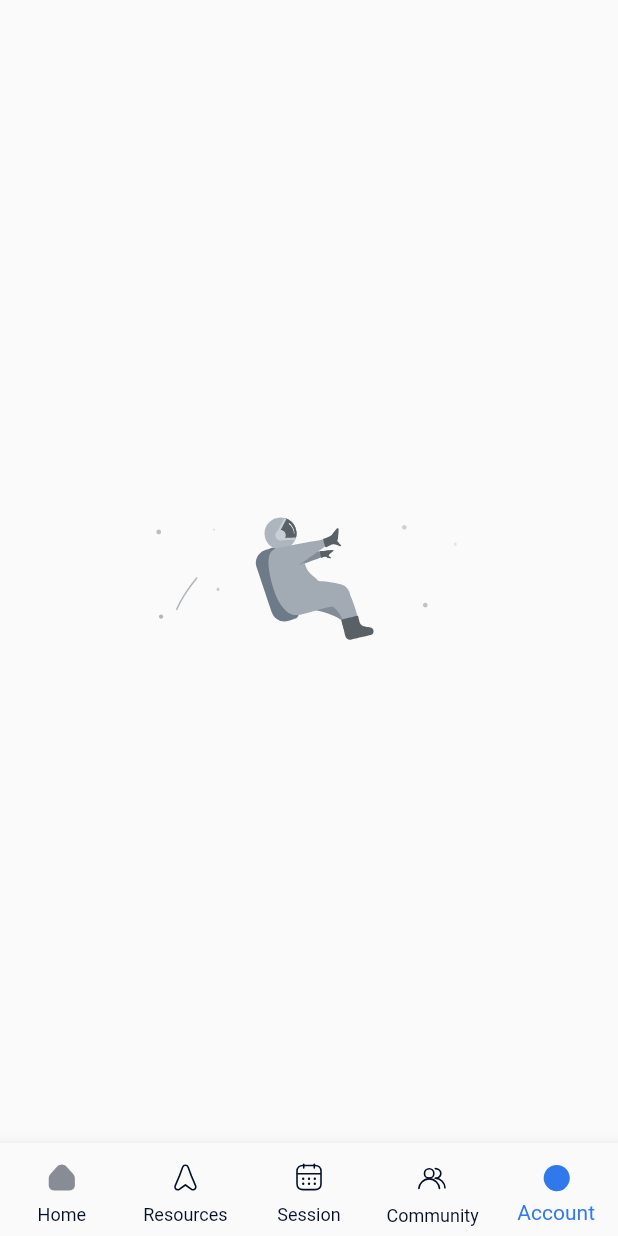
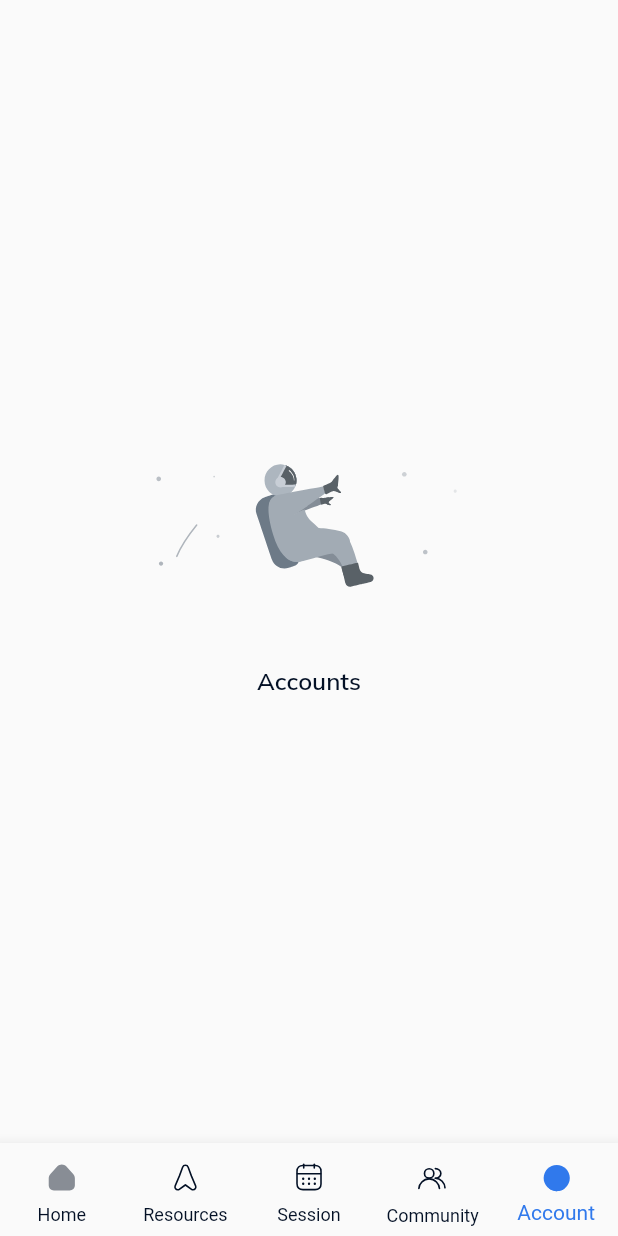
Before and after one commit to EmmanuelAdeiza/faramove_test, a Flutter app: the Account screen opened by its route, on a phone screen of 412 x 824 dp. Run offline on Flutter 3.47's test engine with Material 2 defaults, Android fonts, the phone set to English and light mode, and no system bars; our stand-ins replace animate_do, animated_text_kit, audio_video_progress_bar, auto_route, flutter_feather_icons, flutter_screenutil and 4 more; missing offline and left inert: image_stack.

Commit message:
added text to dummy page

```diff
--- a/lib/modules/account/views/account.dart
+++ b/lib/modules/account/views/account.dart
@@ -1,4 +1,5 @@
 import 'package:faramove_test/core/asset_files.dart';
+import 'package:faramove_test/global/global.dart';
 import 'package:flutter/material.dart';
 import 'package:lottie/lottie.dart';
 
@@ -9,7 +10,16 @@ class Account extends StatelessWidget {
   Widget build(BuildContext context) {
     return Scaffold(
       body: Center(
-        child: Lottie.asset(const AnimationAssets().empty2),
+        child: Column(
+          mainAxisAlignment: MainAxisAlignment.center,
+          crossAxisAlignment: CrossAxisAlignment.center,
+          children: [
+            Lottie.asset(const AnimationAssets().empty2),
+            const YSpace(50),
+            const CustomText('Accounts',
+                size: AppTextSize.title, weight: FontWeight.w600)
+          ],
+        ),
       ),
     );
   }
```
Also changed, not shown: lib/modules/resources/views/resources.dart (+11 -1 lines), lib/modules/session/views/session.dart (+11 -1 lines).
